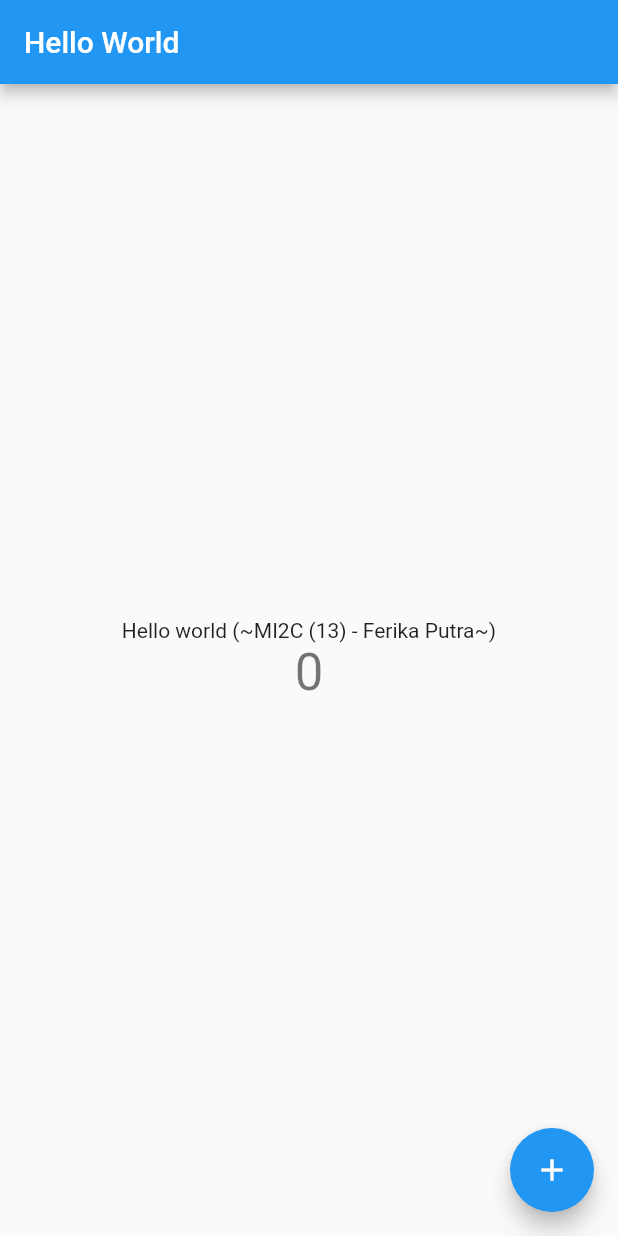
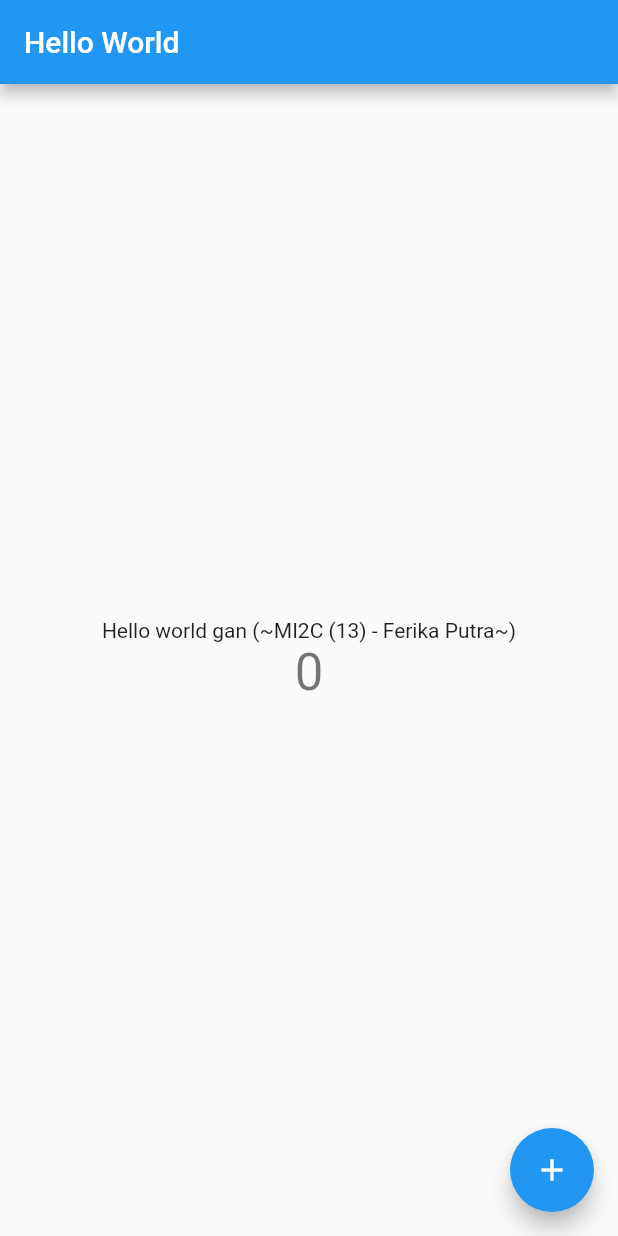
Before and after one commit to ferika0702/Pemrograman-Mobile-Minggu-1-, a Flutter app: the screen it shows after launch, on a phone screen of 412 x 824 dp. Run offline on Flutter 3.47's test engine with Material 2 defaults, Android fonts, the phone set to English and light mode, and no system bars.

Commit message:
ubah absen lagi gan

```diff
--- a/lib/main.dart
+++ b/lib/main.dart
@@ -94,7 +94,7 @@ class _MyHomePageState extends State<MyHomePage> {
           mainAxisAlignment: MainAxisAlignment.center,
           children: <Widget>[
             Text(
-              'Hello world (~MI2C (13) - Ferika Putra~)',
+              'Hello world gan (~MI2C (13) - Ferika Putra~)',
             ),
             Text(
               '$_counter',
```
